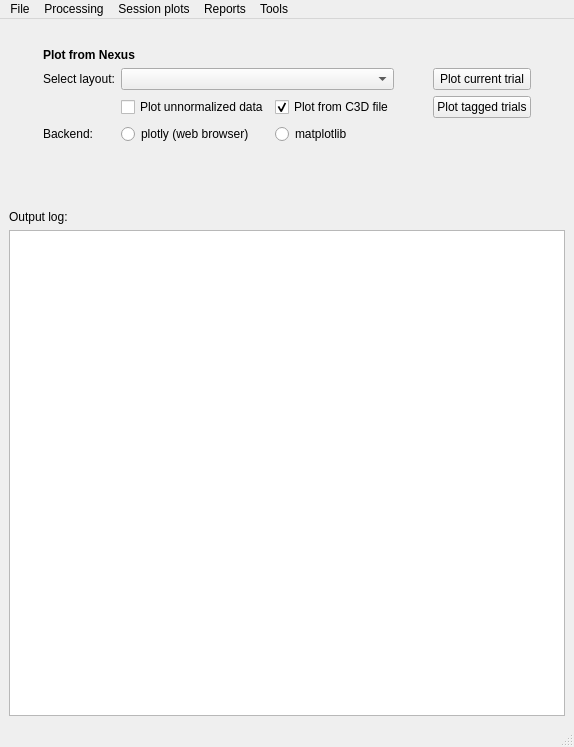
This is gaitutils/gui/gaitmenu.ui in NCH-Motion-Laboratory/gaitutils as Qt 5 draws it before an edit. The edited form follows.
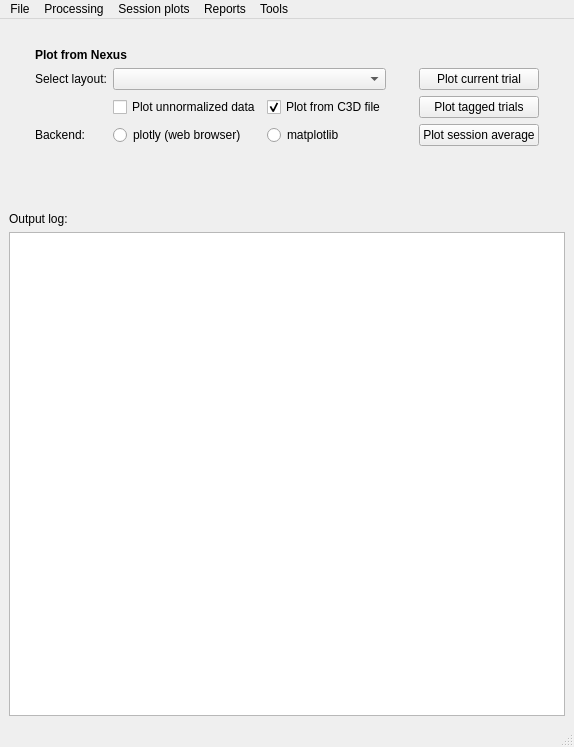
This is the edited form.

Commit message: wip: session avg with arbitrary layout

```diff
--- a/gaitutils/gui/gaitmenu.ui
+++ b/gaitutils/gui/gaitmenu.ui
@@ -195,6 +195,13 @@
         </property>
        </widget>
       </item>
+      <item row="7" column="7">
+       <widget class="QPushButton" name="btnPlotNexusAverage">
+        <property name="text">
+         <string>Plot session average</string>
+        </property>
+       </widget>
+      </item>
      </layout>
     </item>
     <item>
```
Left out of the diff: 1 changed line with no effect on the pictures. The commit also changes 1 other file.
